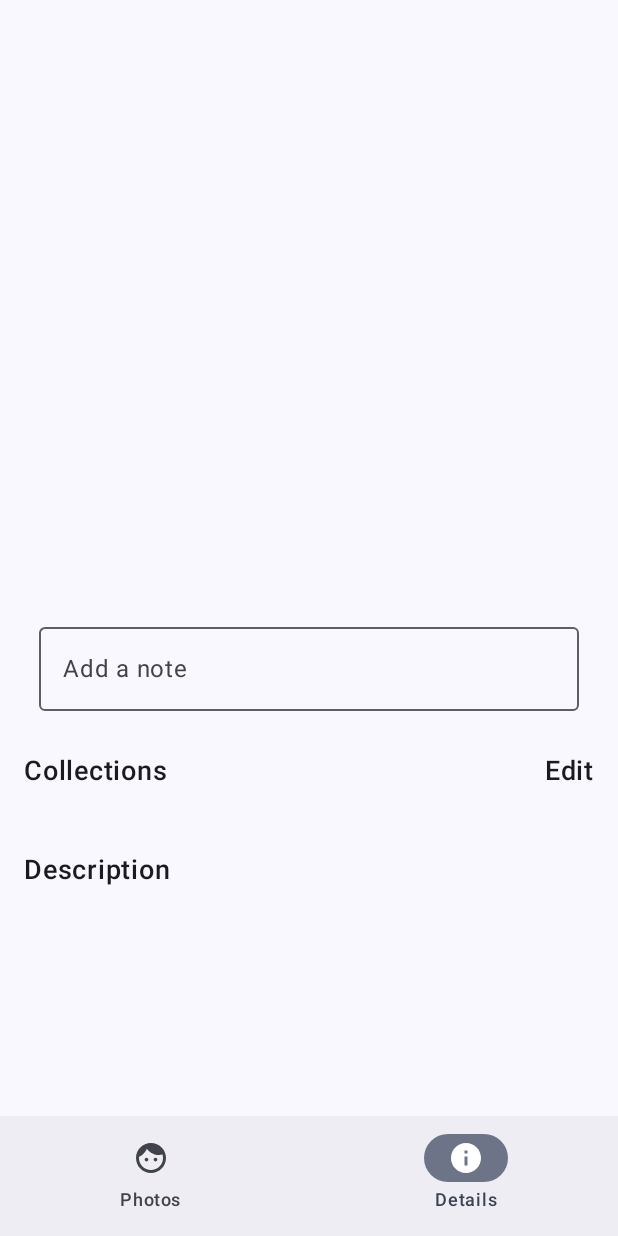
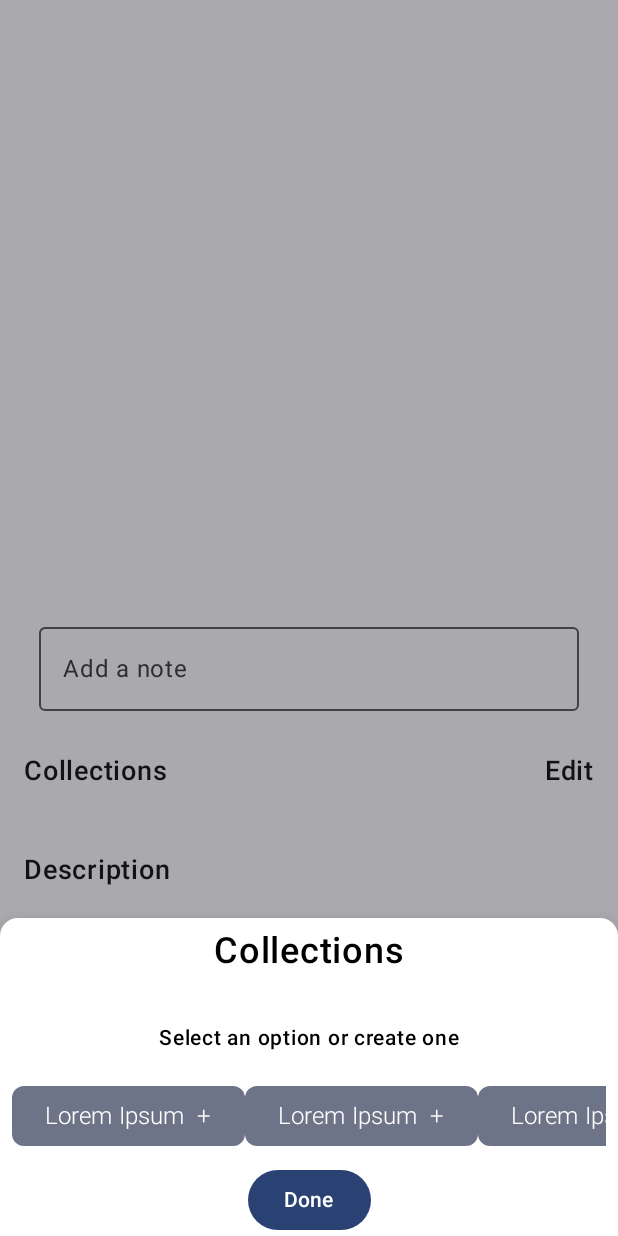
Before and after one commit to abhi472/ImageViewerDemo, an Android app built with Jetpack Compose: the DetailScreen screen opened through its navigation route, after a tap on "Edit", on a phone screen of 412 x 824 dp. Run offline under Robolectric (Android 15) with nearby library versions, the phone set to English and light mode, and no system bars; our stand-ins replace Dagger/Hilt's generated code; libraries missing offline, so code that uses them is left out: com.google.mlkit.vision; 2 statements that could not run were skipped.

Commit message:
added bottom sheet

```diff
--- a/app/build.gradle.kts
+++ b/app/build.gradle.kts
@@ -64,6 +64,8 @@ dependencies {
     implementation("androidx.navigation:navigation-compose:2.7.6")
     implementation("androidx.compose.ui:ui-tooling-preview")
     implementation("androidx.compose.material3:material3")
+    implementation("androidx.compose.material:material")
+
     implementation("io.coil-kt:coil-compose:2.5.0")
     implementation("com.google.mlkit:image-labeling:17.0.7")
     implementation("com.google.mlkit:text-recognition:16.0.0")
--- a/app/src/main/java/com/abhi/alleimageviewer/common/BottomNavBar.kt
+++ b/app/src/main/java/com/abhi/alleimageviewer/common/BottomNavBar.kt
@@ -2,6 +2,8 @@ package com.abhi.alleimageviewer.common
 
 import androidx.compose.foundation.layout.fillMaxSize
 import androidx.compose.foundation.layout.padding
+import androidx.compose.material.ExperimentalMaterialApi
+import androidx.compose.material.ModalBottomSheetState
 import androidx.compose.material3.Icon
 import androidx.compose.material3.NavigationBar
 import androidx.compose.material3.NavigationBarItem
@@ -20,8 +22,9 @@ import com.abhi.alleimageviewer.screens.DetailScreen
 import com.abhi.alleimageviewer.screens.PictureScreen
 import com.abhi.alleimageviewer.states.Screens
 
+@OptIn(ExperimentalMaterialApi::class)
 @Composable
-fun BottomNavigationBar(viewModel: MainViewModel) {
+fun BottomNavigationBar(viewModel: MainViewModel, modalSheetState: ModalBottomSheetState) {
     val state = viewModel.uiState.collectAsState().value
 
     val navController = rememberNavController()
@@ -76,7 +79,8 @@ fun BottomNavigationBar(viewModel: MainViewModel) {
             composable(Screens.Details.route) {
                 DetailScreen(
                     viewModel,
-                    navController
+                    navController,
+                    modalSheetState
                 )
             }
         }
--- /dev/null
+++ b/app/src/main/java/com/abhi/alleimageviewer/common/BottomSheetLayout.kt
@@ -0,0 +1,145 @@
+package com.abhi.alleimageviewer.common
+
+import androidx.activity.compose.BackHandler
+import androidx.compose.foundation.background
+import androidx.compose.foundation.layout.Arrangement
+import androidx.compose.foundation.layout.Column
+import androidx.compose.foundation.layout.fillMaxSize
+import androidx.compose.foundation.layout.fillMaxWidth
+import androidx.compose.foundation.layout.padding
+import androidx.compose.foundation.lazy.LazyRow
+import androidx.compose.foundation.lazy.itemsIndexed
+import androidx.compose.foundation.shape.RoundedCornerShape
+import androidx.compose.material.ExperimentalMaterialApi
+import androidx.compose.material.ModalBottomSheetLayout
+import androidx.compose.material.ModalBottomSheetValue
+import androidx.compose.material3.Button
+import androidx.compose.material3.ExperimentalMaterial3Api
+import androidx.compose.material3.InputChip
+import androidx.compose.material3.MaterialTheme
+import androidx.compose.material3.Surface
+import androidx.compose.material3.Text
+import androidx.compose.runtime.Composable
+import androidx.compose.runtime.collectAsState
+import androidx.compose.runtime.getValue
+import androidx.compose.runtime.mutableStateOf
+import androidx.compose.runtime.remember
+import androidx.compose.runtime.rememberCoroutineScope
+import androidx.compose.runtime.setValue
+import androidx.compose.ui.Alignment
+import androidx.compose.ui.Modifier
+import androidx.compose.ui.graphics.Color
+import androidx.compose.ui.res.stringResource
+import androidx.compose.ui.text.TextStyle
+import androidx.compose.ui.text.font.FontWeight
+import androidx.compose.ui.unit.dp
+import androidx.compose.ui.unit.sp
+import com.abhi.alleimageviewer.R
+import kotlinx.coroutines.launch
+
+@OptIn(ExperimentalMaterialApi::class, ExperimentalMaterial3Api::class)
+@Composable
+fun BottomSheetLayout(viewModel: MainViewModel) {
+    val coroutineScope = rememberCoroutineScope()
+    val modalSheetState = androidx.compose.material.rememberModalBottomSheetState(
+        initialValue =  ModalBottomSheetValue.Hidden,
+        confirmValueChange = { it != ModalBottomSheetValue.HalfExpanded },
+        skipHalfExpanded = true
+    )
+    val mlState = viewModel.mlState.collectAsState().value
+
+
+    var isSheetFullScreen by remember { mutableStateOf(false) }
+    val roundedCornerRadius = if (isSheetFullScreen) 0.dp else 12.dp
+    val modifier = if (isSheetFullScreen)
+        Modifier
+            .fillMaxSize()
+    else
+        Modifier.fillMaxWidth()
+
+    BackHandler(modalSheetState.isVisible) {
+        coroutineScope.launch { modalSheetState.hide() }
+    }
+
+    ModalBottomSheetLayout(
+        sheetState = modalSheetState,
+        sheetShape = RoundedCornerShape(topStart = roundedCornerRadius, topEnd = roundedCornerRadius),
+        sheetContent = {
+            Column(
+                modifier = modifier,
+                horizontalAlignment = Alignment.CenterHorizontally,
+                verticalArrangement = Arrangement.Center,
+            ) {
+                Text(
+                    stringResource(id = R.string.collections),
+                    fontWeight = FontWeight.SemiBold,
+                    fontSize = 24.sp,
+                    modifier = Modifier.padding(vertical = 8.dp)
+                )
+
+                LazyRow(Modifier.padding(8.dp)) {
+                    itemsIndexed(mlState.labelList) { index,item ->
+                        InputChip(
+                            selected = true,
+                            onClick = {
+                            },
+                            label = {
+                                Text("${item.text}  X",
+                                    fontWeight = FontWeight.Light,
+                                    fontSize = 14.sp, modifier = Modifier.padding(10.dp)
+                                )
+                            }
+                        )
+
+                    }
+                }
+
+                Text(
+                    stringResource(id = R.string.sel),
+                    fontWeight = FontWeight.SemiBold,
+                    fontSize = 14.sp,
+                    modifier = Modifier.padding(vertical = 8.dp)
+                )
+
+                LazyRow(Modifier.padding(8.dp)) {
+                    itemsIndexed(viewModel.getMockList()) { index,item ->
+                        InputChip(
+                            selected = true,
+                            onClick = {
+                            },
+                            label = {
+                                Text("$item  +",
+                                    fontWeight = FontWeight.Light,
+                                    fontSize = 16.sp, modifier = Modifier.padding(10.dp)
+                                )
+                            }
+                        )
+
+                    }
+                }
+
+                Button(onClick = {
+                    coroutineScope.launch {
+                        if (modalSheetState.isVisible)
+                            modalSheetState.hide()
+                        else
+                            modalSheetState.show()
+                    }
+                },
+                    Modifier.padding(horizontal = 36.dp)) {
+                    Text(text = stringResource(id = R.string.done), color = Color.White)
+                }
+
+
+            }
+        }
+    ) {
+        Surface(
+            modifier = Modifier.fillMaxSize(),
+            color = MaterialTheme.colorScheme.background
+        ) {
+            FeatureThatRequiresStoragePermission(viewModel, modalSheetState)
+
+        }
+    }
+}
--- /dev/null
+++ b/app/src/main/java/com/abhi/alleimageviewer/common/FeatureThatRequiresStoragePermission.kt
@@ -0,0 +1,69 @@
+package com.abhi.alleimageviewer.common
+
+import android.Manifest
+import android.os.Build
+import androidx.compose.foundation.layout.Arrangement
+import androidx.compose.foundation.layout.Column
+import androidx.compose.foundation.layout.fillMaxHeight
+import androidx.compose.foundation.layout.fillMaxWidth
+import androidx.compose.foundation.layout.padding
+import androidx.compose.material.ExperimentalMaterialApi
+import androidx.compose.material.ModalBottomSheetState
+import androidx.compose.material3.Button
+import androidx.compose.material3.Text
+import androidx.compose.runtime.Composable
+import androidx.compose.ui.Alignment
+import androidx.compose.ui.Modifier
+import androidx.compose.ui.unit.dp
+import com.google.accompanist.permissions.ExperimentalPermissionsApi
+import com.google.accompanist.permissions.isGranted
+import com.google.accompanist.permissions.rememberPermissionState
+import com.google.accompanist.permissions.shouldShowRationale
+
+@OptIn(ExperimentalPermissionsApi::class, ExperimentalMaterialApi::class)
+@Composable
+fun FeatureThatRequiresStoragePermission(
+    viewModel: MainViewModel,
+    modalSheetState: ModalBottomSheetState
+) {
+
+    // Camera permission state
+    val cameraPermissionState = if (Build.VERSION.SDK_INT >= Build.VERSION_CODES.TIRAMISU) {
+        rememberPermissionState(
+            Manifest.permission.READ_MEDIA_IMAGES
+        )
+    } else {
+        rememberPermissionState(permission =
+        Manifest.permission.READ_EXTERNAL_STORAGE
+        )
+    }
+
+    if (cameraPermissionState.status.isGranted) {
+        viewModel.loadData()
+        BottomNavigationBar(viewModel, modalSheetState)
+    } else {
+        Column(   modifier = Modifier
+            .padding(32.dp)
+            .fillMaxWidth()
+            .fillMaxHeight(),
+            horizontalAlignment = Alignment.CenterHorizontally,
+            verticalArrangement = Arrangement.Center) {
+            val textToShow = if (cameraPermissionState.status.shouldShowRationale) {
+                // If the user has denied the permission but the rationale can be shown,
+                // then gently explain why the app requires this permission
+                "The camera is important for this app. Please grant the permission."
+            } else {
+                // If it's the first time the user lands on this feature, or the user
+                // doesn't want to be asked again for this permission, explain that the
+                // permission is required
+                "Camera permission required for this feature to be available. " +
+                        "Please grant the permission"
+            }
+
+            Text(textToShow)
+            Button(onClick = { cameraPermissionState.launchPermissionRequest() }) {
+                Text("Request permission")
+            }
+        }
+    }
+}
--- a/app/src/main/java/com/abhi/alleimageviewer/common/MainActivity.kt
+++ b/app/src/main/java/com/abhi/alleimageviewer/common/MainActivity.kt
@@ -1,8 +1,10 @@
 package com.abhi.alleimageviewer.common
 
+import android.annotation.SuppressLint
 import android.os.Build
 import android.os.Bundle
 import androidx.activity.ComponentActivity
+import androidx.activity.compose.BackHandler
 import androidx.activity.compose.setContent
 import androidx.activity.viewModels
 import androidx.compose.foundation.layout.Arrangement
@@ -11,11 +13,22 @@ import androidx.compose.foundation.layout.fillMaxHeight
 import androidx.compose.foundation.layout.fillMaxSize
 import androidx.compose.foundation.layout.fillMaxWidth
 import androidx.compose.foundation.layout.padding
+import androidx.compose.foundation.shape.RoundedCornerShape
+import androidx.compose.material.ExperimentalMaterialApi
+import androidx.compose.material.ModalBottomSheetLayout
+import androidx.compose.material.ModalBottomSheetState
+import androidx.compose.material.ModalBottomSheetValue
 import androidx.compose.material3.Button
+import androidx.compose.material3.ExperimentalMaterial3Api
 import androidx.compose.material3.MaterialTheme
 import androidx.compose.material3.Surface
 import androidx.compose.material3.Text
 import androidx.compose.runtime.Composable
+import androidx.compose.runtime.getValue
+import androidx.compose.runtime.mutableStateOf
+import androidx.compose.runtime.remember
+import androidx.compose.runtime.rememberCoroutineScope
+import androidx.compose.runtime.setValue
 import androidx.compose.ui.Alignment
 import androidx.compose.ui.Modifier
 import androidx.compose.ui.unit.dp
@@ -25,76 +38,22 @@ import com.google.accompanist.permissions.isGranted
 import com.google.accompanist.permissions.rememberPermissionState
 import com.google.accompanist.permissions.shouldShowRationale
 import dagger.hilt.android.AndroidEntryPoint
+import kotlinx.coroutines.launch
 
 @AndroidEntryPoint
 class MainActivity : ComponentActivity() {
 
     private val viewModel: MainViewModel by viewModels()
 
-
-
     override fun onCreate(savedInstanceState: Bundle?) {
         super.onCreate(savedInstanceState)
 
         setContent {
             AlleImageViewerTheme {
-                // A surface container using the 'background' color from the theme
-                Surface(
-                    modifier = Modifier.fillMaxSize(),
-                    color = MaterialTheme.colorScheme.background
-                ) {
-                    featureThatRequiresStoragePermission(viewModel)
-
-                }
+                BottomSheetLayout(viewModel = viewModel)
             }
         }
 
 
     }
 }
-
-@OptIn(ExperimentalPermissionsApi::class,
-    ExperimentalPermissionsApi::class)
-@Composable
-fun featureThatRequiresStoragePermission(viewModel: MainViewModel) {
-
-    // Camera permission state
-    val cameraPermissionState = if (Build.VERSION.SDK_INT >= Build.VERSION_CODES.TIRAMISU) {
-        rememberPermissionState(
-            android.Manifest.permission.READ_MEDIA_IMAGES
-        )
-    } else {
-        rememberPermissionState(permission =
-        android.Manifest.permission.READ_EXTERNAL_STORAGE
-        )
-    }
-
-    if (cameraPermissionState.status.isGranted) {
-        viewModel.loadData()
-        BottomNavigationBar(viewModel)
-    } else {
-        Column(   modifier = Modifier
-            .padding(32.dp)
-            .fillMaxWidth()
-            .fillMaxHeight(),
-            horizontalAlignment = Alignment.CenterHorizontally,
-            verticalArrangement = Arrangement.Center) {
-            val textToShow = if (cameraPermissionState.status.shouldShowRationale) {
-                // If the user has denied the permission but the rationale can be shown,
-                // then gently explain why the app requires this permission
-                "The camera is important for this app. Please grant the permission."
-            } else {
-                // If it's the first time the user lands on this feature, or the user
-                // doesn't want to be asked again for this permission, explain that the
-                // permission is required
-                "Camera permission required for this feature to be available. " +
-                        "Please grant the permission"
-            }
-
-            Text(textToShow)
-            Button(onClick = { cameraPermissionState.launchPermissionRequest() }) {
-                Text("Request permission")
-            }
-        }
-    }
-}
--- a/app/src/main/java/com/abhi/alleimageviewer/common/MainViewModel.kt
+++ b/app/src/main/java/com/abhi/alleimageviewer/common/MainViewModel.kt
@@ -4,6 +4,7 @@ import android.content.Context
 import androidx.lifecycle.AndroidViewModel
 import androidx.lifecycle.viewModelScope
 import com.abhi.alleimageviewer.AlleImageViewerApp
+import com.abhi.alleimageviewer.states.AppBottomSheetState
 import com.abhi.alleimageviewer.states.MLState
 import com.abhi.alleimageviewer.states.MediaState
 import com.abhi.alleimageviewer.usecase.ImageListUseCase
@@ -34,6 +35,9 @@ class MainViewModel @Inject constructor(
 
     private val _mlState = MutableStateFlow(MLState())
     val mlState: StateFlow<MLState> = _mlState.asStateFlow()
+
+    private val _bottomSheetState = MutableStateFlow(AppBottomSheetState())
+    val bottomSheetState: StateFlow<AppBottomSheetState> = _bottomSheetState.asStateFlow()
 
 
     init {
@@ -131,7 +135,13 @@ class MainViewModel @Inject constructor(
         )
     }
 
-
+    fun getMockList(): List<String> {
+        val list: ArrayList<String> = ArrayList()
+        for (i in 0..9) {
+            list.add("Lorem Ipsum")
+        }
+        return list
+    }
 
 
 }
--- a/app/src/main/java/com/abhi/alleimageviewer/screens/DetailScreen.kt
+++ b/app/src/main/java/com/abhi/alleimageviewer/screens/DetailScreen.kt
@@ -11,7 +11,11 @@ import androidx.compose.foundation.lazy.LazyRow
 import androidx.compose.foundation.lazy.itemsIndexed
 import androidx.compose.foundation.rememberScrollState
 import androidx.compose.foundation.verticalScroll
+import androidx.compose.material.ExperimentalMaterialApi
+import androidx.compose.material.ModalBottomSheetState
+import androidx.compose.material.ModalBottomSheetValue
 import androidx.compose.material3.ExperimentalMaterial3Api
+import androidx.compose.material3.InputChip
 import androidx.compose.material3.MaterialTheme
 import androidx.compose.material3.OutlinedTextField
 import androidx.compose.material3.Surface
@@ -21,6 +25,7 @@ import androidx.compose.runtime.collectAsState
 import androidx.compose.runtime.getValue
 import androidx.compose.runtime.mutableStateOf
 import androidx.compose.runtime.remember
+import androidx.compose.runtime.rememberCoroutineScope
 import androidx.compose.runtime.setValue
 import androidx.compose.ui.Alignment
 import androidx.compose.ui.Modifier
@@ -34,12 +39,17 @@ import androidx.navigation.NavController
 import com.abhi.alleimageviewer.common.MainViewModel
 import com.abhi.alleimageviewer.R
 import com.abhi.alleimageviewer.ui.theme.AlleImageViewerTheme
+import kotlinx.coroutines.launch
 
-@OptIn(ExperimentalMaterial3Api::class)
+@OptIn(ExperimentalMaterial3Api::class, ExperimentalMaterialApi::class)
 @Composable
-fun DetailScreen(viewModel: MainViewModel,
-                 navController: NavController) {
+fun DetailScreen(
+    viewModel: MainViewModel,
+    navController: NavController,
+    modalSheetState: ModalBottomSheetState
+) {
 
+    val coroutineScope = rememberCoroutineScope()
     val state = viewModel.uiState.collectAsState().value
     val mlState = viewModel.mlState.collectAsState().value
 
@@ -81,6 +91,12 @@ fun DetailScreen(viewModel: MainViewModel,
                                     .padding(vertical = 18.dp)
                                     .clickable {
 
+                                        coroutineScope.launch {
+                                            if (modalSheetState.isVisible)
+                                                modalSheetState.hide()
+                                            else
+                                                modalSheetState.show()
+                                        }
 
                                     })
 
@@ -88,10 +104,16 @@ fun DetailScreen(viewModel: MainViewModel,
                     }
                     LazyRow(Modifier.padding(8.dp)) {
                         itemsIndexed(mlState.labelList) { index,item ->
-                            Text(item.text,
-                                fontWeight = FontWeight.Light,
-                                fontSize = 16.sp, modifier = Modifier.padding(10.dp),
-                                 style = TextStyle(background = Color.Yellow))
+                            InputChip(
+                                selected = true,
+                                onClick = {
+                                },
+                                label = {
+                                    Text(item.text,
+                                        fontWeight = FontWeight.Light,
+                                        fontSize = 16.sp, modifier = Modifier.padding(10.dp))
+                                }
+                            )
 
                         }
                     }
--- /dev/null
+++ b/app/src/main/java/com/abhi/alleimageviewer/states/AppBottomSheetState.kt
@@ -0,0 +1,5 @@
+package com.abhi.alleimageviewer.states
+
+data class AppBottomSheetState(
+    val isShown: Boolean = false
+)
--- a/app/src/main/res/values/strings.xml
+++ b/app/src/main/res/values/strings.xml
@@ -5,4 +5,6 @@
     <string name="collections">Collections</string>
     <string name="Description">Description</string>
     <string name="edit">Edit</string>
+    <string name="sel">Select an option or create one</string>
+    <string name="done">Done</string>
 </resources>
```
Also changed, not shown: app/src/main/java/com/abhi/alleimageviewer/screens/PictureScreen.kt (+5 -2 lines).
